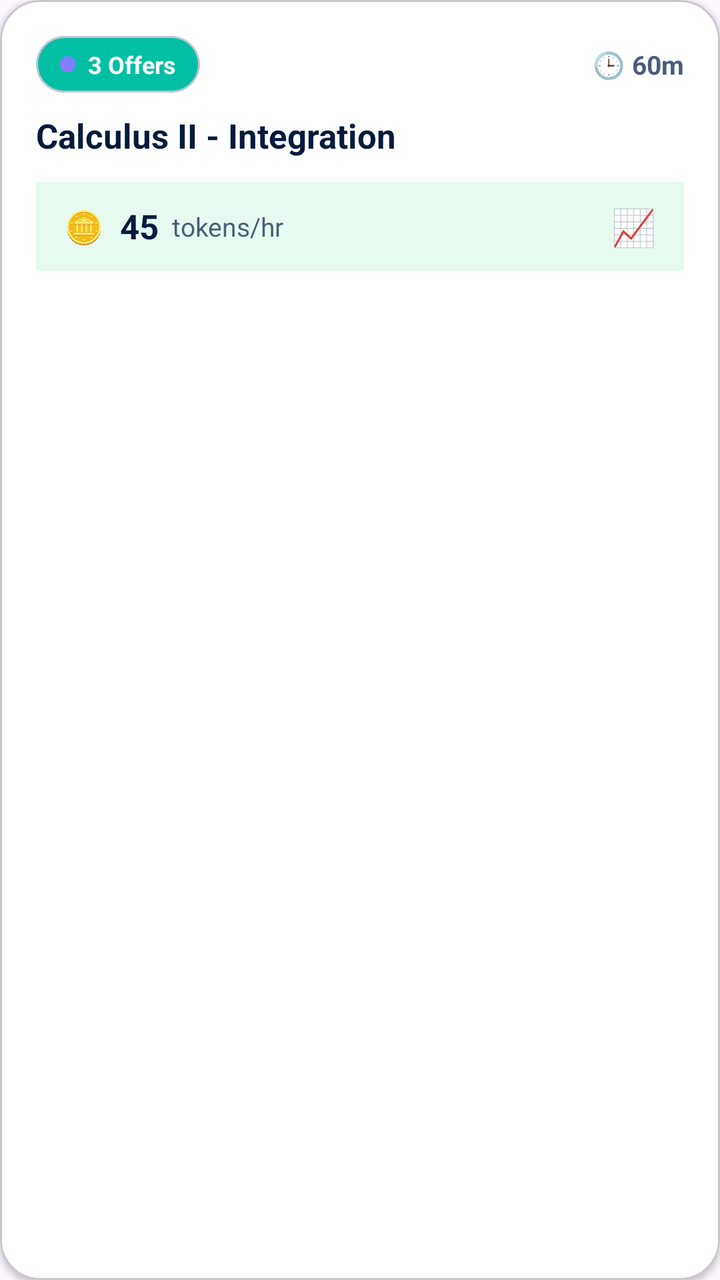
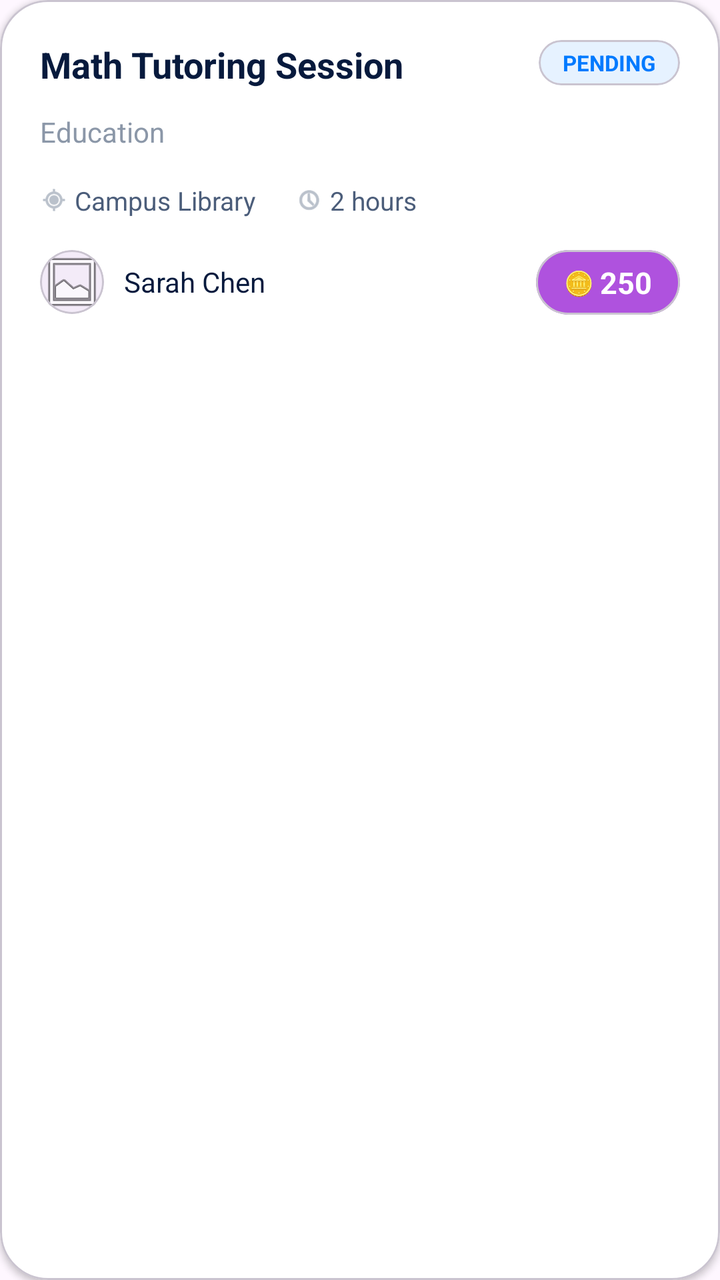

Before-and-after screenshots of an Android layout around one commit, followed by the original layout XML and the change that was made.
<!-- AndroidManifest.xml: application theme Theme.PeerTutoringApollo -->
<!-- res/layout/item_session_request.xml -->
<?xml version="1.0" encoding="utf-8"?>
<com.google.android.material.card.MaterialCardView
    xmlns:android="http://schemas.android.com/apk/res/android"
    xmlns:app="http://schemas.android.com/apk/res-auto"
    android:layout_width="match_parent"
    android:layout_height="wrap_content"
    android:layout_marginBottom="14dp"
    app:cardCornerRadius="20dp"
    app:cardBackgroundColor="#FFFFFF"
    app:cardElevation="2dp">

    <LinearLayout
        android:layout_width="match_parent"
        android:layout_height="wrap_content"
        android:orientation="vertical"
        android:padding="18dp">

        
        <LinearLayout
            android:layout_width="match_parent"
            android:layout_height="wrap_content"
            android:orientation="horizontal"
            android:gravity="center_vertical"
            android:layout_marginBottom="10dp">

            
            <com.google.android.material.card.MaterialCardView
                android:id="@+id/cardStatusBadge"
                android:layout_width="wrap_content"
                android:layout_height="wrap_content"
                app:cardCornerRadius="20dp"
                app:cardBackgroundColor="#00BFA5"
                app:cardElevation="0dp">
                <LinearLayout
                    android:layout_width="wrap_content"
                    android:layout_height="wrap_content"
                    android:orientation="horizontal"
                    android:gravity="center_vertical"
                    android:paddingHorizontal="12dp"
                    android:paddingVertical="6dp">
                    <TextView
                        android:layout_width="8dp"
                        android:layout_height="8dp"
                        android:background="@drawable/bg_circle_gradient"
                        android:layout_marginEnd="6dp" />
                    <TextView
                        android:id="@+id/tvStatusBadge"
                        android:layout_width="wrap_content"
                        android:layout_height="wrap_content"
                        android:text="3 Offers"
                        android:textColor="#FFFFFF"
                        android:textSize="12sp"
                        android:textStyle="bold" />
                </LinearLayout>
            </com.google.android.material.card.MaterialCardView>

            <View android:layout_width="0dp" android:layout_height="1dp" android:layout_weight="1" />

            
            <LinearLayout
                android:layout_width="wrap_content"
                android:layout_height="wrap_content"
                android:orientation="horizontal"
                android:gravity="center_vertical">
                <TextView android:layout_width="wrap_content" android:layout_height="wrap_content" android:text="🕒 " android:textSize="13sp" android:textColor="#8B97A8" />
                <TextView
                    android:id="@+id/tvDuration"
                    android:layout_width="wrap_content"
                    android:layout_height="wrap_content"
                    android:text="60m"
                    android:textColor="#4B5D7A"
                    android:textSize="13sp"
                    android:textStyle="bold" />
            </LinearLayout>
        </LinearLayout>

        
        <TextView
            android:id="@+id/tvTopic"
            android:layout_width="match_parent"
            android:layout_height="wrap_content"
            android:text="Calculus II - Integration"
            android:textColor="#071A3D"
            android:textSize="17sp"
            android:textStyle="bold"
            android:layout_marginBottom="12dp" />

        
        <LinearLayout
            android:id="@+id/layoutRateBar"
            android:layout_width="match_parent"
            android:layout_height="wrap_content"
            android:orientation="horizontal"
            android:gravity="center_vertical"
            android:background="#E6FAF0"
            android:paddingHorizontal="14dp"
            android:paddingVertical="10dp"
            android:visibility="visible">

            <TextView android:layout_width="wrap_content" android:layout_height="wrap_content" android:text="🪙  " android:textSize="16sp" />
            <TextView
                android:id="@+id/tvBestRate"
                android:layout_width="wrap_content"
                android:layout_height="wrap_content"
                android:text="45"
                android:textColor="#071A3D"
                android:textSize="17sp"
                android:textStyle="bold" />
            <TextView
                android:layout_width="0dp"
                android:layout_height="wrap_content"
                android:layout_weight="1"
                android:text="  tokens/hr"
                android:textColor="#4B5D7A"
                android:textSize="13sp" />
            <TextView
                android:layout_width="wrap_content"
                android:layout_height="wrap_content"
                android:text="📈"
                android:textSize="18sp" />
        </LinearLayout>

    </LinearLayout>
</com.google.android.material.card.MaterialCardView>
<!-- resources referenced by this layout -->
<resources>
  <!-- drawable bg_circle_gradient (drawable) -->
  <?xml version="1.0" encoding="utf-8"?>
  <shape xmlns:android="http://schemas.android.com/apk/res/android" android:shape="oval">
      <gradient
          android:startColor="#A86EFF"
          android:endColor="#5D8CFF"
          android:angle="45" />
  </shape>
  <style name="Theme.PeerTutoringApollo" parent="Base.Theme.PeerTutoringApollo" />
  <style name="Base.Theme.PeerTutoringApollo" parent="Theme.Material3.DayNight.NoActionBar">
          
          
      </style>
</resources>

<!-- the commit's change to res/layout/item_session_request.xml (unified diff, before → after) -->
@@ -4,8 +4,8 @@
     xmlns:app="http://schemas.android.com/apk/res-auto"
     android:layout_width="match_parent"
     android:layout_height="wrap_content"
-    android:layout_marginBottom="14dp"
-    app:cardCornerRadius="20dp"
+    android:layout_marginBottom="16dp"
+    app:cardCornerRadius="24dp"
     app:cardBackgroundColor="#FFFFFF"
     app:cardElevation="2dp">
 
@@ -13,112 +13,132 @@
         android:layout_width="match_parent"
         android:layout_height="wrap_content"
         android:orientation="vertical"
-        android:padding="18dp">
+        android:padding="20dp">
+
+        
+        <RelativeLayout
+            android:layout_width="match_parent"
+            android:layout_height="wrap_content"
+            android:layout_marginBottom="12dp">
+
+            <TextView
+                android:id="@+id/tvTopic"
+                android:layout_width="wrap_content"
+                android:layout_height="wrap_content"
+                android:layout_alignParentStart="true"
+                android:layout_toStartOf="@id/cardStatusBadge"
+                android:text="Math Tutoring Session"
+                android:textColor="#071A3D"
+                android:textSize="18sp"
+                android:textStyle="bold" />
+
+            <com.google.android.material.card.MaterialCardView
+                android:id="@+id/cardStatusBadge"
+                android:layout_width="wrap_content"
+                android:layout_height="wrap_content"
+                android:layout_alignParentEnd="true"
+                app:cardCornerRadius="12dp"
+                app:cardBackgroundColor="#E6F2FF"
+                app:cardElevation="0dp">
+                <TextView
+                    android:id="@+id/tvStatusBadge"
+                    android:layout_width="wrap_content"
+                    android:layout_height="wrap_content"
+                    android:paddingHorizontal="12dp"
+                    android:paddingVertical="4dp"
+                    android:text="PENDING"
+                    android:textColor="#007AFF"
+                    android:textSize="11sp"
+                    android:textStyle="bold" />
+            </com.google.android.material.card.MaterialCardView>
+        </RelativeLayout>
+
+        <TextView
+            android:id="@+id/tvCategory"
+            android:layout_width="wrap_content"
+            android:layout_height="wrap_content"
+            android:text="Education"
+            android:textColor="#8B97A8"
+            android:textSize="14sp"
+            android:layout_marginBottom="16dp" />
 
         
         <LinearLayout
             android:layout_width="match_parent"
             android:layout_height="wrap_content"
             android:orientation="horizontal"
-            android:gravity="center_vertical"
-            android:layout_marginBottom="10dp">
+            android:layout_marginBottom="16dp">
 
-            
-            <com.google.android.material.card.MaterialCardView
-                android:id="@+id/cardStatusBadge"
-                android:layout_width="wrap_content"
-                android:layout_height="wrap_content"
-                app:cardCornerRadius="20dp"
-                app:cardBackgroundColor="#00BFA5"
-                app:cardElevation="0dp">
-                <LinearLayout
-                    android:layout_width="wrap_content"
-                    android:layout_height="wrap_content"
-                    android:orientation="horizontal"
-                    android:gravity="center_vertical"
-                    android:paddingHorizontal="12dp"
-                    android:paddingVertical="6dp">
-                    <TextView
-                        android:layout_width="8dp"
-                        android:layout_height="8dp"
-                        android:background="@drawable/bg_circle_gradient"
-                        android:layout_marginEnd="6dp" />
-                    <TextView
-                        android:id="@+id/tvStatusBadge"
-                        android:layout_width="wrap_content"
-                        android:layout_height="wrap_content"
-                        android:text="3 Offers"
-                        android:textColor="#FFFFFF"
-                        android:textSize="12sp"
-                        android:textStyle="bold" />
-                </LinearLayout>
-            </com.google.android.material.card.MaterialCardView>
+            <LinearLayout android:layout_width="wrap_content" android:layout_height="wrap_content" android:orientation="horizontal" android:gravity="center_vertical" android:layout_marginEnd="20dp">
+                <ImageView android:layout_width="14dp" android:layout_height="14dp" android:src="@android:drawable/ic_menu_mylocation" app:tint="#8B97A8" />
+                <TextView android:id="@+id/tvLocation" android:layout_width="wrap_content" android:layout_height="wrap_content" android:text=" Campus Library" android:textColor="#4B5D7A" android:textSize="13sp" />
+            </LinearLayout>
 
-            <View android:layout_width="0dp" android:layout_height="1dp" android:layout_weight="1" />
+            <LinearLayout android:layout_width="wrap_content" android:layout_height="wrap_content" android:orientation="horizontal" android:gravity="center_vertical">
+                <ImageView android:layout_width="14dp" android:layout_height="14dp" android:src="@android:drawable/ic_menu_recent_history" app:tint="#8B97A8" />
+                <TextView android:id="@+id/tvDuration" android:layout_width="wrap_content" android:layout_height="wrap_content" android:text=" 2 hours" android:textColor="#4B5D7A" android:textSize="13sp" />
+            </LinearLayout>
+        </LinearLayout>
 
-            
+        
+        <RelativeLayout
+            android:layout_width="match_parent"
+            android:layout_height="wrap_content">
+
             <LinearLayout
                 android:layout_width="wrap_content"
                 android:layout_height="wrap_content"
                 android:orientation="horizontal"
-                android:gravity="center_vertical">
-                <TextView android:layout_width="wrap_content" android:layout_height="wrap_content" android:text="🕒 " android:textSize="13sp" android:textColor="#8B97A8" />
+                android:gravity="center_vertical"
+                android:layout_alignParentStart="true">
+
+                <com.google.android.material.card.MaterialCardView
+                    android:layout_width="32dp"
+                    android:layout_height="32dp"
+                    app:cardCornerRadius="16dp"
+                    app:cardElevation="0dp">
+                    <ImageView
+                        android:id="@+id/imgProvider"
+                        android:layout_width="match_parent"
+                        android:layout_height="match_parent"
+                        android:scaleType="centerCrop"
+                        android:src="@android:drawable/ic_menu_gallery" />
+                </com.google.android.material.card.MaterialCardView>
+
                 <TextView
-                    android:id="@+id/tvDuration"
+                    android:id="@+id/tvProviderName"
                     android:layout_width="wrap_content"
                     android:layout_height="wrap_content"
-                    android:text="60m"
-                    android:textColor="#4B5D7A"
-                    android:textSize="13sp"
-                    android:textStyle="bold" />
+                    android:text="Sarah Chen"
+                    android:textColor="#071A3D"
+                    android:textSize="14sp"
+                    android:layout_marginStart="10dp" />
             </LinearLayout>
-        </LinearLayout>
+
+            <com.google.android.material.card.MaterialCardView
+                android:layout_width="wrap_content"
+                android:layout_height="wrap_content"
+                android:layout_alignParentEnd="true"
+                app:cardCornerRadius="16dp"
+                app:cardBackgroundColor="#AF52DE"
+                app:cardElevation="0dp">
+                <LinearLayout android:layout_width="wrap_content" android:layout_height="wrap_content" android:paddingHorizontal="14dp" android:paddingVertical="6dp" android:gravity="center_vertical">
+                    <TextView android:layout_width="wrap_content" android:layout_height="wrap_content" android:text="🪙 " android:textColor="#FFFFFF" android:textSize="12sp" />
+                    <TextView android:id="@+id/tvTokens" android:layout_width="wrap_content" android:layout_height="wrap_content" android:text="250" android:textColor="#FFFFFF" android:textSize="15sp" android:textStyle="bold" />
+                </LinearLayout>
+            </com.google.android.material.card.MaterialCardView>
+        </RelativeLayout>
 
         
         <TextView
-            android:id="@+id/tvTopic"
-            android:layout_width="match_parent"
+            android:id="@+id/tvExpired"
+            android:layout_width="wrap_content"
             android:layout_height="wrap_content"
-            android:text="Calculus II - Integration"
-            android:textColor="#071A3D"
-            android:textSize="17sp"
-            android:textStyle="bold"
-            android:layout_marginBottom="12dp" />
-
-        
-        <LinearLayout
-            android:id="@+id/layoutRateBar"
-            android:layout_width="match_parent"
-            android:layout_height="wrap_content"
-            android:orientation="horizontal"
-            android:gravity="center_vertical"
-            android:background="#E6FAF0"
-            android:paddingHorizontal="14dp"
-            android:paddingVertical="10dp"
-            android:visibility="visible">
-
-            <TextView android:layout_width="wrap_content" android:layout_height="wrap_content" android:text="🪙  " android:textSize="16sp" />
-            <TextView
-                android:id="@+id/tvBestRate"
-                android:layout_width="wrap_content"
-                android:layout_height="wrap_content"
-                android:text="45"
-                android:textColor="#071A3D"
-                android:textSize="17sp"
-                android:textStyle="bold" />
-            <TextView
-                android:layout_width="0dp"
-                android:layout_height="wrap_content"
-                android:layout_weight="1"
-                android:text="  tokens/hr"
-                android:textColor="#4B5D7A"
-                android:textSize="13sp" />
-            <TextView
-                android:layout_width="wrap_content"
-                android:layout_height="wrap_content"
-                android:text="📈"
-                android:textSize="18sp" />
-        </LinearLayout>
+            android:text="🕒 Expired"
+            android:textColor="#FF3B30"
+            android:textSize="12sp"
+            android:layout_marginTop="12dp"
+            android:visibility="gone" />
 
     </LinearLayout>
 </com.google.android.material.card.MaterialCardView>
<!-- resource entries referenced after the edit -->
@@ -1,13 +1,5 @@
 <!-- resources referenced by this layout -->
 <resources>
-  <!-- drawable bg_circle_gradient (drawable) -->
-  <?xml version="1.0" encoding="utf-8"?>
-  <shape xmlns:android="http://schemas.android.com/apk/res/android" android:shape="oval">
-      <gradient
-          android:startColor="#A86EFF"
-          android:endColor="#5D8CFF"
-          android:angle="45" />
-  </shape>
   <style name="Theme.PeerTutoringApollo" parent="Base.Theme.PeerTutoringApollo" />
   <style name="Base.Theme.PeerTutoringApollo" parent="Theme.Material3.DayNight.NoActionBar">
           
